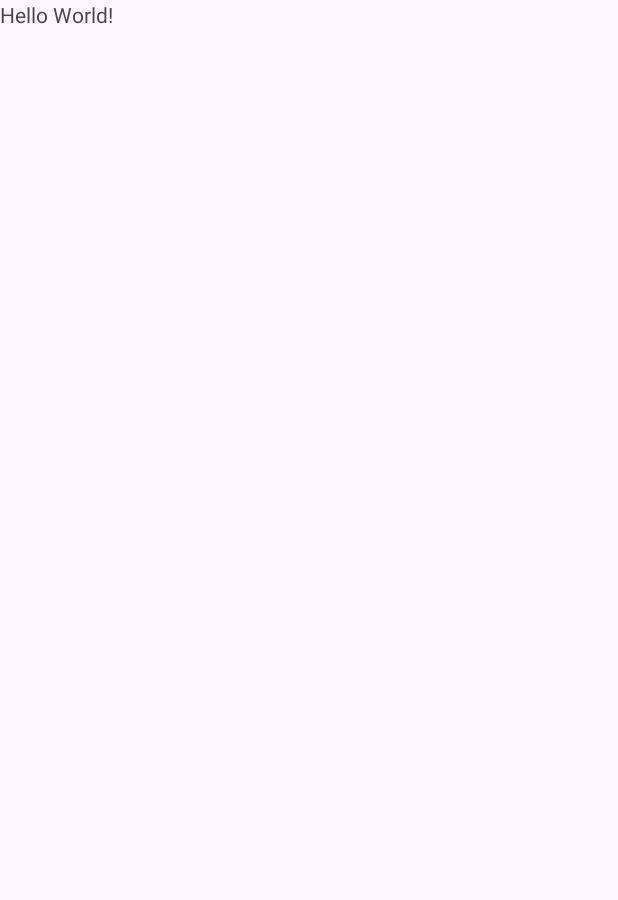
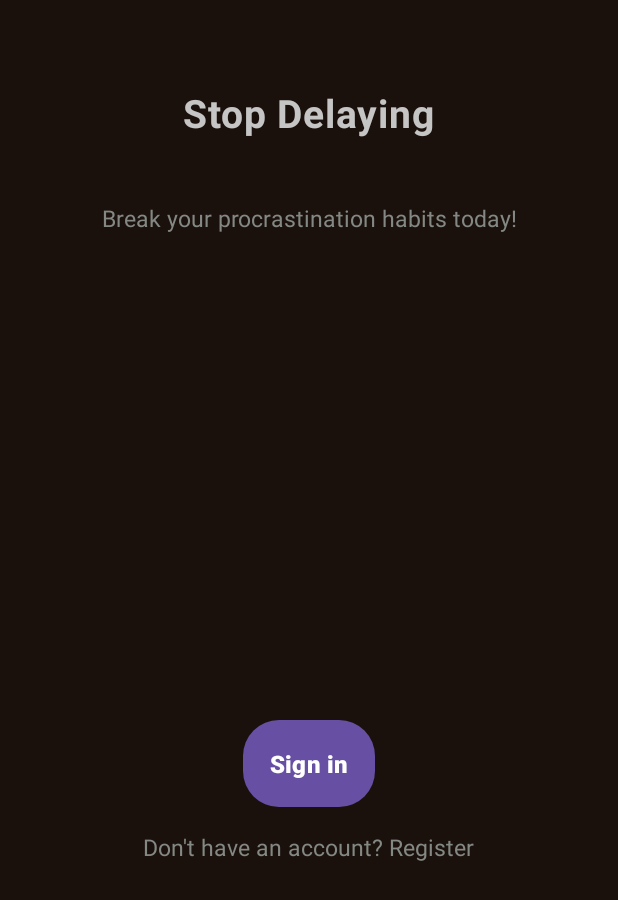
Before and after one commit to D-Dan16/Stop-Delaying, an Android app: the screen it shows after launch (MainActivity), on a phone screen of 412 x 824 dp. Before the commit the part shown is almost empty. Shown: the top 900 px of the screen. Run offline under Robolectric (Android 15) with nearby library versions, the phone set to English and light mode, and no system bars.

Commit message:
Added the UI for the main activity.

```diff
--- a/app/src/main/res/layout/activity_main.xml
+++ b/app/src/main/res/layout/activity_main.xml
@@ -5,9 +5,10 @@
     android:id="@+id/main"
     android:layout_width="match_parent"
     android:layout_height="match_parent"
+    android:background="@color/bg_primary"
     tools:context=".MainActivity">
 
-    <LinearLayout
+    <LinearLayout style="@style/BgLinearLayout"
         android:layout_width="0dp"
         android:layout_height="0dp"
         android:orientation="vertical"
@@ -17,9 +18,44 @@
         app:layout_constraintTop_toTopOf="parent">
 
         <TextView
+            style="@style/HeaderText"
             android:layout_width="wrap_content"
             android:layout_height="wrap_content"
-            android:text="Hello World!" />
+            android:text="Stop Delaying" />
+
+        <Space
+            android:layout_width="match_parent"
+            android:layout_height="30dp" />
+
+        <TextView
+            android:id="@+id/textView"
+            style="@style/SubHeaderText"
+            android:layout_width="match_parent"
+            android:layout_height="wrap_content"
+            android:text="Break your procrastination habits today!" />
+
+        <Space
+            android:layout_width="match_parent"
+            android:layout_height="300dp" />
+
+        <Button
+            android:id="@+id/bToSignIn"
+            style="@style/PrimaryButton"
+            android:layout_width="wrap_content"
+            android:layout_height="wrap_content"
+            android:text="Sign in" />
+
+        <Space
+            android:layout_width="match_parent"
+            android:layout_height="16dp" />
+
+        <TextView
+            android:id="@+id/tvToRegister"
+            android:layout_width="wrap_content"
+            android:layout_height="wrap_content"
+            android:text="Don't have an account? Register"
+            style="@style/SubHeaderText"/>
+
     </LinearLayout>
 
 </androidx.constraintlayout.widget.ConstraintLayout>
--- a/app/src/main/res/values/colors.xml
+++ b/app/src/main/res/values/colors.xml
@@ -13,7 +13,7 @@
 
     <!-- Text colors -->
     <color name="text_primary">#C5C5C5</color>
-    <color name="text_secondary">#CACACA</color>
+    <color name="text_secondary">#848884	</color>
     <color name="text_hint">#76818E</color>
     <color name="text_on_accent">#FFFFFFFF</color>
 
--- a/app/src/main/res/values/styles.xml
+++ b/app/src/main/res/values/styles.xml
@@ -123,4 +123,10 @@
     </style>
 
 
+    <style name="BgLinearLayout">
+        <item name="android:padding">25dp</item>
+        <item name="android:orientation">vertical</item>
+        <item name="android:gravity">center_horizontal</item>
+    </style>
+
 </resources>
```
